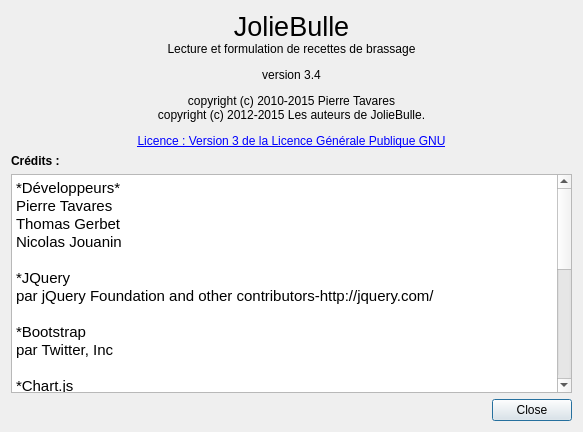
The window that joliebulle/about.ui (314r/joliebulle) describes before a commit, drawn with Qt 5.
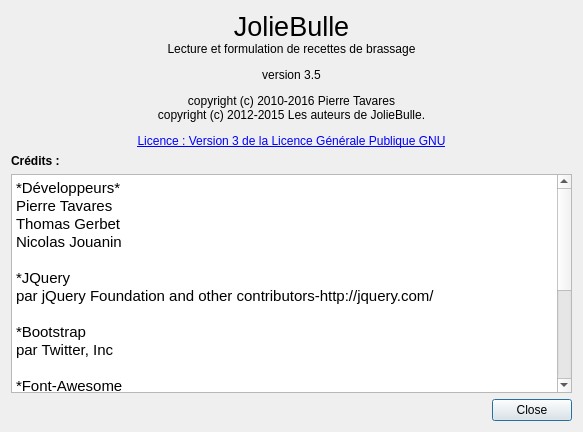
The same window after the commit.

Commit message: maj about, essai conversion unités

```diff
--- a/joliebulle/about.ui
+++ b/joliebulle/about.ui
@@ -17,7 +17,7 @@
    <item row="0" column="0">
     <widget class="QLabel" name="label">
      <property name="text">
-      <string>&lt;html&gt;&lt;head/&gt;&lt;body&gt;&lt;p align=&quot;center&quot;&gt;&lt;span style=&quot; font-size:20pt;&quot;&gt;JolieBulle&lt;/span&gt;&lt;br/&gt;Lecture et formulation de recettes de brassage&lt;/p&gt;&lt;p align=&quot;center&quot;&gt;version 3.4&lt;/p&gt;&lt;p align=&quot;center&quot;&gt;&lt;span style=&quot; font-size:9pt;&quot;&gt;copyright (c) 2010-2015 Pierre Tavares&lt;br/&gt;copyright (c) 2012-2015 Les auteurs de JolieBulle.&lt;/span&gt;&lt;/p&gt;&lt;p align=&quot;center&quot;&gt;&lt;a href=&quot;http://www.gnu.org/licenses/gpl-3.0.html&quot;&gt;&lt;span style=&quot; font-size:9pt; text-decoration: underline; color:#0000ff;&quot;&gt;Licence : Version 3 de la Licence Générale Publique GNU&lt;/span&gt;&lt;/a&gt;&lt;/p&gt;&lt;/body&gt;&lt;/html&gt;</string>
+      <string>&lt;html&gt;&lt;head/&gt;&lt;body&gt;&lt;p align=&quot;center&quot;&gt;&lt;span style=&quot; font-size:20pt;&quot;&gt;JolieBulle&lt;/span&gt;&lt;br/&gt;Lecture et formulation de recettes de brassage&lt;/p&gt;&lt;p align=&quot;center&quot;&gt;version 3.5&lt;/p&gt;&lt;p align=&quot;center&quot;&gt;&lt;span style=&quot; font-size:9pt;&quot;&gt;copyright (c) 2010-2016 Pierre Tavares&lt;br/&gt;copyright (c) 2012-2015 Les auteurs de JolieBulle.&lt;/span&gt;&lt;/p&gt;&lt;p align=&quot;center&quot;&gt;&lt;a href=&quot;http://www.gnu.org/licenses/gpl-3.0.html&quot;&gt;&lt;span style=&quot; font-size:9pt; text-decoration: underline; color:#0000ff;&quot;&gt;Licence : Version 3 de la Licence Générale Publique GNU&lt;/span&gt;&lt;/a&gt;&lt;/p&gt;&lt;/body&gt;&lt;/html&gt;</string>
      </property>
     </widget>
    </item>
@@ -44,35 +44,29 @@
       <string>&lt;!DOCTYPE HTML PUBLIC &quot;-//W3C//DTD HTML 4.0//EN&quot; &quot;http://www.w3.org/TR/REC-html40/strict.dtd&quot;&gt;
 &lt;html&gt;&lt;head&gt;&lt;meta name=&quot;qrichtext&quot; content=&quot;1&quot; /&gt;&lt;style type=&quot;text/css&quot;&gt;
 p, li { white-space: pre-wrap; }
-&lt;/style&gt;&lt;/head&gt;&lt;body style=&quot; font-family:'Ubuntu'; font-size:11pt; font-weight:400; font-style:normal;&quot;&gt;
-&lt;p style=&quot; margin-top:0px; margin-bottom:0px; margin-left:0px; margin-right:0px; -qt-block-indent:0; text-indent:0px;&quot;&gt;&lt;span style=&quot; font-family:'Cantarell';&quot;&gt;*Développeurs*&lt;/span&gt;&lt;/p&gt;
-&lt;p style=&quot; margin-top:0px; margin-bottom:0px; margin-left:0px; margin-right:0px; -qt-block-indent:0; text-indent:0px;&quot;&gt;&lt;span style=&quot; font-family:'Cantarell';&quot;&gt;Pierre Tavares&lt;/span&gt;&lt;/p&gt;
-&lt;p style=&quot; margin-top:0px; margin-bottom:0px; margin-left:0px; margin-right:0px; -qt-block-indent:0; text-indent:0px;&quot;&gt;&lt;span style=&quot; font-family:'Cantarell';&quot;&gt;Thomas Gerbet&lt;/span&gt;&lt;/p&gt;
-&lt;p style=&quot; margin-top:0px; margin-bottom:0px; margin-left:0px; margin-right:0px; -qt-block-indent:0; text-indent:0px;&quot;&gt;&lt;span style=&quot; font-family:'Cantarell';&quot;&gt;Nicolas Jouanin&lt;/span&gt;&lt;/p&gt;
-&lt;p style=&quot;-qt-paragraph-type:empty; margin-top:0px; margin-bottom:0px; margin-left:0px; margin-right:0px; -qt-block-indent:0; text-indent:0px; font-family:'Cantarell';&quot;&gt;&lt;br /&gt;&lt;/p&gt;
-&lt;p style=&quot; margin-top:0px; margin-bottom:0px; margin-left:0px; margin-right:0px; -qt-block-indent:0; text-indent:0px;&quot;&gt;&lt;span style=&quot; font-family:'Cantarell';&quot;&gt;*JQuery&lt;/span&gt;&lt;/p&gt;
-&lt;p style=&quot; margin-top:0px; margin-bottom:0px; margin-left:0px; margin-right:0px; -qt-block-indent:0; text-indent:0px;&quot;&gt;&lt;span style=&quot; font-family:'Cantarell';&quot;&gt;par jQuery Foundation and other contributors-http://jquery.com/&lt;/span&gt;&lt;/p&gt;
-&lt;p style=&quot;-qt-paragraph-type:empty; margin-top:0px; margin-bottom:0px; margin-left:0px; margin-right:0px; -qt-block-indent:0; text-indent:0px; font-family:'Cantarell';&quot;&gt;&lt;br /&gt;&lt;/p&gt;
-&lt;p style=&quot; margin-top:0px; margin-bottom:0px; margin-left:0px; margin-right:0px; -qt-block-indent:0; text-indent:0px;&quot;&gt;&lt;span style=&quot; font-family:'Cantarell';&quot;&gt;*Bootstrap&lt;/span&gt;&lt;/p&gt;
-&lt;p style=&quot; margin-top:0px; margin-bottom:0px; margin-left:0px; margin-right:0px; -qt-block-indent:0; text-indent:0px;&quot;&gt;&lt;span style=&quot; font-family:'Cantarell';&quot;&gt;par Twitter, Inc &lt;/span&gt;&lt;/p&gt;
-&lt;p style=&quot;-qt-paragraph-type:empty; margin-top:0px; margin-bottom:0px; margin-left:0px; margin-right:0px; -qt-block-indent:0; text-indent:0px; font-family:'Cantarell';&quot;&gt;&lt;br /&gt;&lt;/p&gt;
-&lt;p style=&quot; margin-top:0px; margin-bottom:0px; margin-left:0px; margin-right:0px; -qt-block-indent:0; text-indent:0px;&quot;&gt;&lt;span style=&quot; font-family:'Cantarell';&quot;&gt;*Chart.js&lt;/span&gt;&lt;/p&gt;
-&lt;p style=&quot; margin-top:0px; margin-bottom:0px; margin-left:0px; margin-right:0px; -qt-block-indent:0; text-indent:0px;&quot;&gt;&lt;span style=&quot; font-family:'Cantarell';&quot;&gt;par Nick Downie&lt;/span&gt;&lt;/p&gt;
-&lt;p style=&quot;-qt-paragraph-type:empty; margin-top:0px; margin-bottom:0px; margin-left:0px; margin-right:0px; -qt-block-indent:0; text-indent:0px; font-family:'Cantarell';&quot;&gt;&lt;br /&gt;&lt;/p&gt;
-&lt;p style=&quot; margin-top:0px; margin-bottom:0px; margin-left:0px; margin-right:0px; -qt-block-indent:0; text-indent:0px;&quot;&gt;&lt;span style=&quot; font-family:'Cantarell';&quot;&gt;*Font-Awesome&lt;/span&gt;&lt;/p&gt;
-&lt;p style=&quot; margin-top:0px; margin-bottom:0px; margin-left:0px; margin-right:0px; -qt-block-indent:0; text-indent:0px;&quot;&gt;&lt;span style=&quot; font-family:'Cantarell';&quot;&gt;par Dave Gandy - http://fontawesome.io&lt;/span&gt;&lt;/p&gt;
-&lt;p style=&quot;-qt-paragraph-type:empty; margin-top:0px; margin-bottom:0px; margin-left:0px; margin-right:0px; -qt-block-indent:0; text-indent:0px; font-family:'Cantarell';&quot;&gt;&lt;br /&gt;&lt;/p&gt;
-&lt;p style=&quot; margin-top:0px; margin-bottom:0px; margin-left:0px; margin-right:0px; -qt-block-indent:0; text-indent:0px;&quot;&gt;&lt;span style=&quot; font-family:'Cantarell';&quot;&gt;*Underscore&lt;/span&gt;&lt;/p&gt;
-&lt;p style=&quot; margin-top:0px; margin-bottom:0px; margin-left:0px; margin-right:0px; -qt-block-indent:0; text-indent:0px;&quot;&gt;&lt;span style=&quot; font-family:'Cantarell';&quot;&gt;par Jeremy Ashkenas, DocumentCloud and InvestigativeReporters &amp;amp; Editors &lt;/span&gt;&lt;/p&gt;
-&lt;p style=&quot;-qt-paragraph-type:empty; margin-top:0px; margin-bottom:0px; margin-left:0px; margin-right:0px; -qt-block-indent:0; text-indent:0px; font-family:'Cantarell';&quot;&gt;&lt;br /&gt;&lt;/p&gt;
-&lt;p style=&quot; margin-top:0px; margin-bottom:0px; margin-left:0px; margin-right:0px; -qt-block-indent:0; text-indent:0px;&quot;&gt;&lt;span style=&quot; font-family:'Cantarell';&quot;&gt;*Angular&lt;/span&gt;&lt;/p&gt;
-&lt;p style=&quot; margin-top:0px; margin-bottom:0px; margin-left:0px; margin-right:0px; -qt-block-indent:0; text-indent:0px;&quot;&gt;&lt;span style=&quot; font-family:'Cantarell';&quot;&gt;par Google, Inc. http://angularjs.org&lt;/span&gt;&lt;/p&gt;
-&lt;p style=&quot;-qt-paragraph-type:empty; margin-top:0px; margin-bottom:0px; margin-left:0px; margin-right:0px; -qt-block-indent:0; text-indent:0px; font-family:'Cantarell';&quot;&gt;&lt;br /&gt;&lt;/p&gt;
-&lt;p style=&quot; margin-top:0px; margin-bottom:0px; margin-left:0px; margin-right:0px; -qt-block-indent:0; text-indent:0px;&quot;&gt;&lt;span style=&quot; font-family:'Cantarell';&quot;&gt;*Icones Faenza &lt;/span&gt;&lt;/p&gt;
-&lt;p style=&quot; margin-top:0px; margin-bottom:0px; margin-left:0px; margin-right:0px; -qt-block-indent:0; text-indent:0px;&quot;&gt;&lt;span style=&quot; font-family:'Cantarell';&quot;&gt;par Tiheum (Matthieu James)&lt;/span&gt;&lt;/p&gt;
-&lt;p style=&quot;-qt-paragraph-type:empty; margin-top:0px; margin-bottom:0px; margin-left:0px; margin-right:0px; -qt-block-indent:0; text-indent:0px; font-family:'Cantarell';&quot;&gt;&lt;br /&gt;&lt;/p&gt;
-&lt;p style=&quot; margin-top:0px; margin-bottom:0px; margin-left:0px; margin-right:0px; -qt-block-indent:0; text-indent:0px;&quot;&gt;&lt;span style=&quot; font-family:'Cantarell';&quot;&gt;*Colors from Flat UI&lt;/span&gt;&lt;/p&gt;
-&lt;p style=&quot; margin-top:0px; margin-bottom:0px; margin-left:0px; margin-right:0px; -qt-block-indent:0; text-indent:0px;&quot;&gt;&lt;span style=&quot; font-family:'Cantarell';&quot;&gt;par DesignModo http://designmodo.github.io/Flat-UI/&lt;/span&gt;&lt;/p&gt;&lt;/body&gt;&lt;/html&gt;</string>
+&lt;/style&gt;&lt;/head&gt;&lt;body style=&quot; font-family:'.SF NS Text'; font-size:13pt; font-weight:400; font-style:normal;&quot;&gt;
+&lt;p style=&quot; margin-top:0px; margin-bottom:0px; margin-left:0px; margin-right:0px; -qt-block-indent:0; text-indent:0px;&quot;&gt;&lt;span style=&quot; font-family:'Cantarell'; font-size:11pt;&quot;&gt;*Développeurs*&lt;/span&gt;&lt;/p&gt;
+&lt;p style=&quot; margin-top:0px; margin-bottom:0px; margin-left:0px; margin-right:0px; -qt-block-indent:0; text-indent:0px;&quot;&gt;&lt;span style=&quot; font-family:'Cantarell'; font-size:11pt;&quot;&gt;Pierre Tavares&lt;/span&gt;&lt;/p&gt;
+&lt;p style=&quot; margin-top:0px; margin-bottom:0px; margin-left:0px; margin-right:0px; -qt-block-indent:0; text-indent:0px;&quot;&gt;&lt;span style=&quot; font-family:'Cantarell'; font-size:11pt;&quot;&gt;Thomas Gerbet&lt;/span&gt;&lt;/p&gt;
+&lt;p style=&quot; margin-top:0px; margin-bottom:0px; margin-left:0px; margin-right:0px; -qt-block-indent:0; text-indent:0px;&quot;&gt;&lt;span style=&quot; font-family:'Cantarell'; font-size:11pt;&quot;&gt;Nicolas Jouanin&lt;/span&gt;&lt;/p&gt;
+&lt;p style=&quot;-qt-paragraph-type:empty; margin-top:0px; margin-bottom:0px; margin-left:0px; margin-right:0px; -qt-block-indent:0; text-indent:0px; font-family:'Cantarell'; font-size:11pt;&quot;&gt;&lt;br /&gt;&lt;/p&gt;
+&lt;p style=&quot; margin-top:0px; margin-bottom:0px; margin-left:0px; margin-right:0px; -qt-block-indent:0; text-indent:0px;&quot;&gt;&lt;span style=&quot; font-family:'Cantarell'; font-size:11pt;&quot;&gt;*JQuery&lt;/span&gt;&lt;/p&gt;
+&lt;p style=&quot; margin-top:0px; margin-bottom:0px; margin-left:0px; margin-right:0px; -qt-block-indent:0; text-indent:0px;&quot;&gt;&lt;span style=&quot; font-family:'Cantarell'; font-size:11pt;&quot;&gt;par jQuery Foundation and other contributors-http://jquery.com/&lt;/span&gt;&lt;/p&gt;
+&lt;p style=&quot;-qt-paragraph-type:empty; margin-top:0px; margin-bottom:0px; margin-left:0px; margin-right:0px; -qt-block-indent:0; text-indent:0px; font-family:'Cantarell'; font-size:11pt;&quot;&gt;&lt;br /&gt;&lt;/p&gt;
+&lt;p style=&quot; margin-top:0px; margin-bottom:0px; margin-left:0px; margin-right:0px; -qt-block-indent:0; text-indent:0px;&quot;&gt;&lt;span style=&quot; font-family:'Cantarell'; font-size:11pt;&quot;&gt;*Bootstrap&lt;/span&gt;&lt;/p&gt;
+&lt;p style=&quot; margin-top:0px; margin-bottom:0px; margin-left:0px; margin-right:0px; -qt-block-indent:0; text-indent:0px;&quot;&gt;&lt;span style=&quot; font-family:'Cantarell'; font-size:11pt;&quot;&gt;par Twitter, Inc &lt;/span&gt;&lt;/p&gt;
+&lt;p style=&quot;-qt-paragraph-type:empty; margin-top:0px; margin-bottom:0px; margin-left:0px; margin-right:0px; -qt-block-indent:0; text-indent:0px; font-family:'Cantarell'; font-size:11pt;&quot;&gt;&lt;br /&gt;&lt;/p&gt;
+&lt;p style=&quot; margin-top:0px; margin-bottom:0px; margin-left:0px; margin-right:0px; -qt-block-indent:0; text-indent:0px;&quot;&gt;&lt;span style=&quot; font-family:'Cantarell'; font-size:11pt;&quot;&gt;*Font-Awesome&lt;/span&gt;&lt;/p&gt;
+&lt;p style=&quot; margin-top:0px; margin-bottom:0px; margin-left:0px; margin-right:0px; -qt-block-indent:0; text-indent:0px;&quot;&gt;&lt;span style=&quot; font-family:'Cantarell'; font-size:11pt;&quot;&gt;par Dave Gandy - http://fontawesome.io&lt;/span&gt;&lt;/p&gt;
+&lt;p style=&quot;-qt-paragraph-type:empty; margin-top:0px; margin-bottom:0px; margin-left:0px; margin-right:0px; -qt-block-indent:0; text-indent:0px; font-family:'Cantarell'; font-size:11pt;&quot;&gt;&lt;br /&gt;&lt;/p&gt;
+&lt;p style=&quot; margin-top:0px; margin-bottom:0px; margin-left:0px; margin-right:0px; -qt-block-indent:0; text-indent:0px;&quot;&gt;&lt;span style=&quot; font-family:'Cantarell'; font-size:11pt;&quot;&gt;*Underscore&lt;/span&gt;&lt;/p&gt;
+&lt;p style=&quot; margin-top:0px; margin-bottom:0px; margin-left:0px; margin-right:0px; -qt-block-indent:0; text-indent:0px;&quot;&gt;&lt;span style=&quot; font-family:'Cantarell'; font-size:11pt;&quot;&gt;par Jeremy Ashkenas, DocumentCloud and InvestigativeReporters &amp;amp; Editors &lt;/span&gt;&lt;/p&gt;
+&lt;p style=&quot;-qt-paragraph-type:empty; margin-top:0px; margin-bottom:0px; margin-left:0px; margin-right:0px; -qt-block-indent:0; text-indent:0px; font-family:'Cantarell'; font-size:11pt;&quot;&gt;&lt;br /&gt;&lt;/p&gt;
+&lt;p style=&quot; margin-top:0px; margin-bottom:0px; margin-left:0px; margin-right:0px; -qt-block-indent:0; text-indent:0px;&quot;&gt;&lt;span style=&quot; font-family:'Cantarell'; font-size:11pt;&quot;&gt;*Angular&lt;/span&gt;&lt;/p&gt;
+&lt;p style=&quot; margin-top:0px; margin-bottom:0px; margin-left:0px; margin-right:0px; -qt-block-indent:0; text-indent:0px;&quot;&gt;&lt;span style=&quot; font-family:'Cantarell'; font-size:11pt;&quot;&gt;par Google, Inc. http://angularjs.org&lt;/span&gt;&lt;/p&gt;
+&lt;p style=&quot;-qt-paragraph-type:empty; margin-top:0px; margin-bottom:0px; margin-left:0px; margin-right:0px; -qt-block-indent:0; text-indent:0px; font-family:'Cantarell'; font-size:11pt;&quot;&gt;&lt;br /&gt;&lt;/p&gt;
+&lt;p style=&quot; margin-top:0px; margin-bottom:0px; margin-left:0px; margin-right:0px; -qt-block-indent:0; text-indent:0px;&quot;&gt;&lt;span style=&quot; font-family:'Cantarell'; font-size:11pt;&quot;&gt;*Colors from Flat UI&lt;/span&gt;&lt;/p&gt;
+&lt;p style=&quot; margin-top:0px; margin-bottom:0px; margin-left:0px; margin-right:0px; -qt-block-indent:0; text-indent:0px;&quot;&gt;&lt;span style=&quot; font-family:'Cantarell'; font-size:11pt;&quot;&gt;par DesignModo http://designmodo.github.io/Flat-UI/&lt;/span&gt;&lt;/p&gt;&lt;/body&gt;&lt;/html&gt;</string>
      </property>
     </widget>
    </item>
```
The commit also changes 2 other files.
